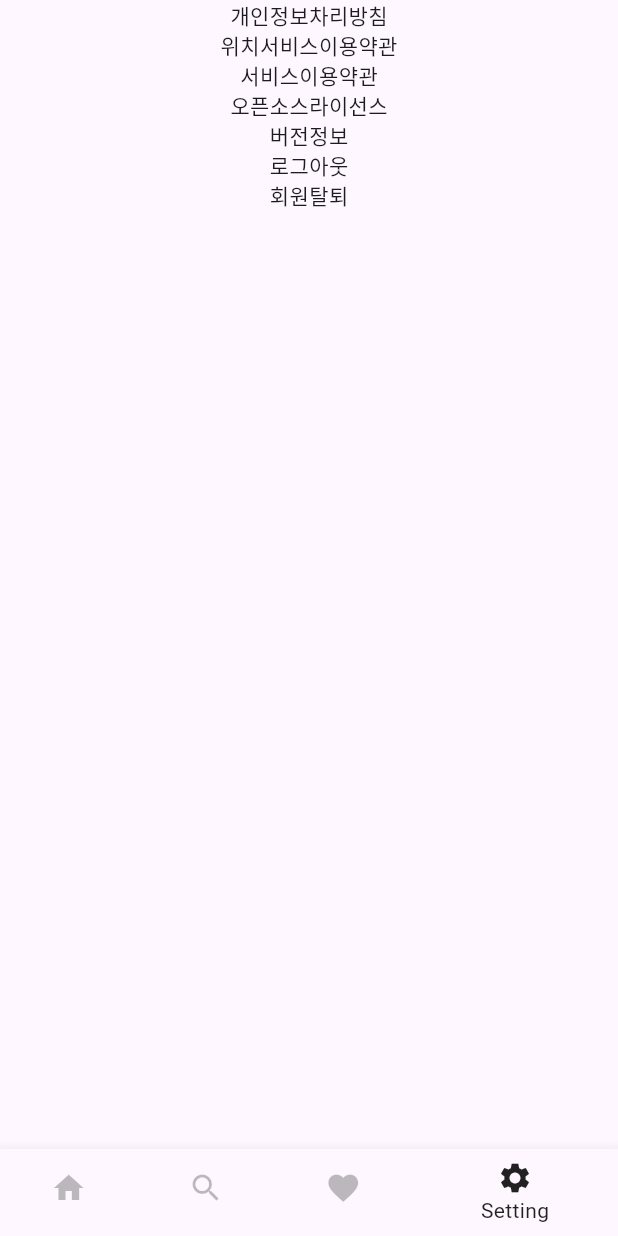
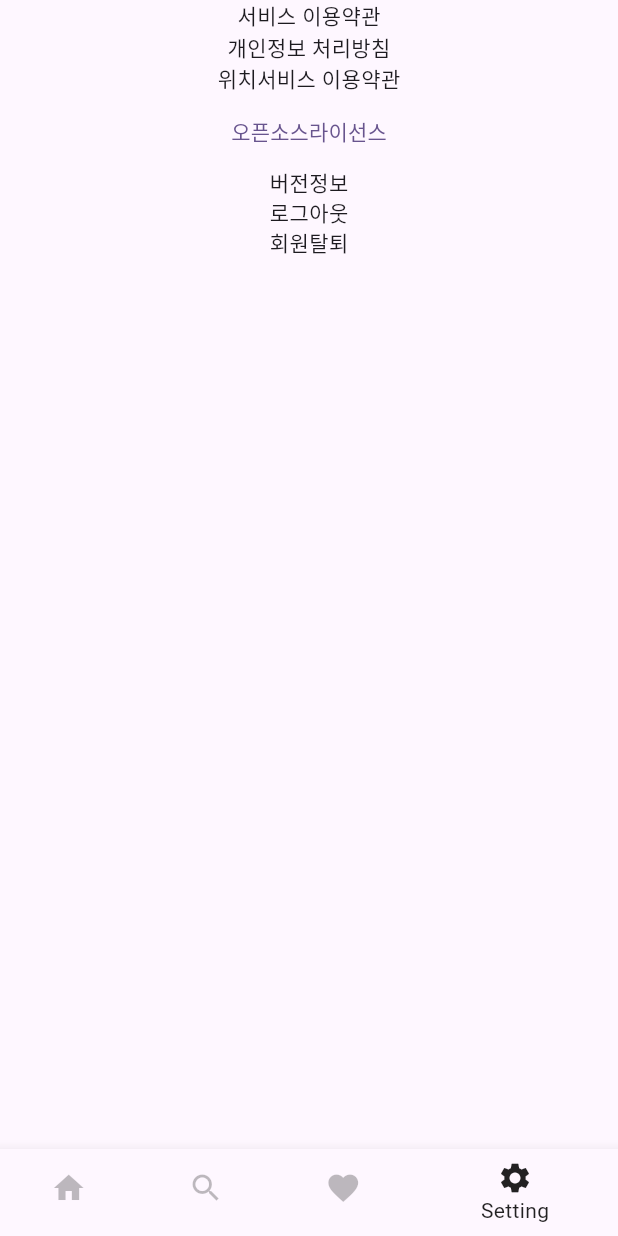
Before and after one commit to YAPP-Github/coffice-android, a Flutter app: the screen it shows after launch, item 4 of the bottom bar chosen, on a phone screen of 412 x 824 dp. Run offline on Flutter 3.47's test engine with Material 2 defaults, Android fonts, the light colour scheme and no system bars; missing offline and left inert: flutter_naver_map.

Commit message:
feat: 오픈소스 라이선스 추가 (#4)

```diff
--- a/lib/page/setting_page.dart
+++ b/lib/page/setting_page.dart
@@ -7,15 +7,20 @@ class SettingPage extends StatelessWidget {
   Widget build(BuildContext context) {
     return Column(
       children: [
-        Text('개인정보차리방침'),
-        Text('위치서비스이용약관'),
-        Text('서비스이용약관'),
-        Text('오픈소스라이선스'),
+        Text('서비스 이용약관'),
+        Text('개인정보 처리방침'),
+        Text('위치서비스 이용약관'),
+        TextButton(
+          onPressed: () {
+            Navigator.of(context)
+                .push(MaterialPageRoute(builder: (_) => const LicensePage()));
+          },
+          child: Text('오픈소스라이선스'),
+        ),
         Text('버전정보'),
         Text('로그아웃'),
         Text('회원탈퇴'),
       ],
     );
   }
-
 }
```
